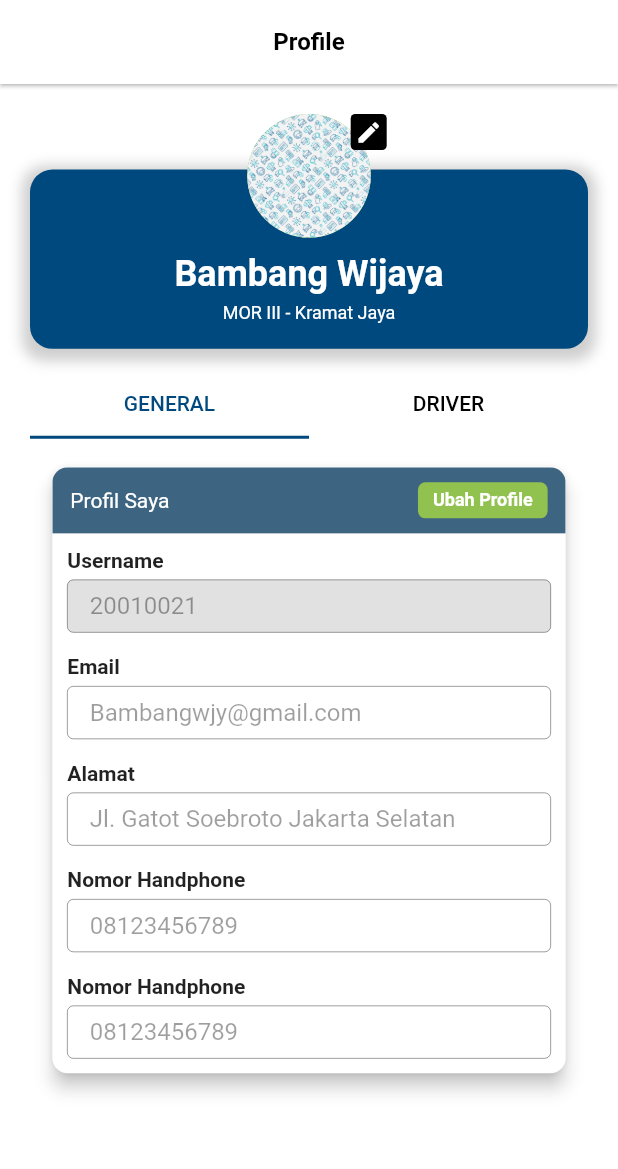
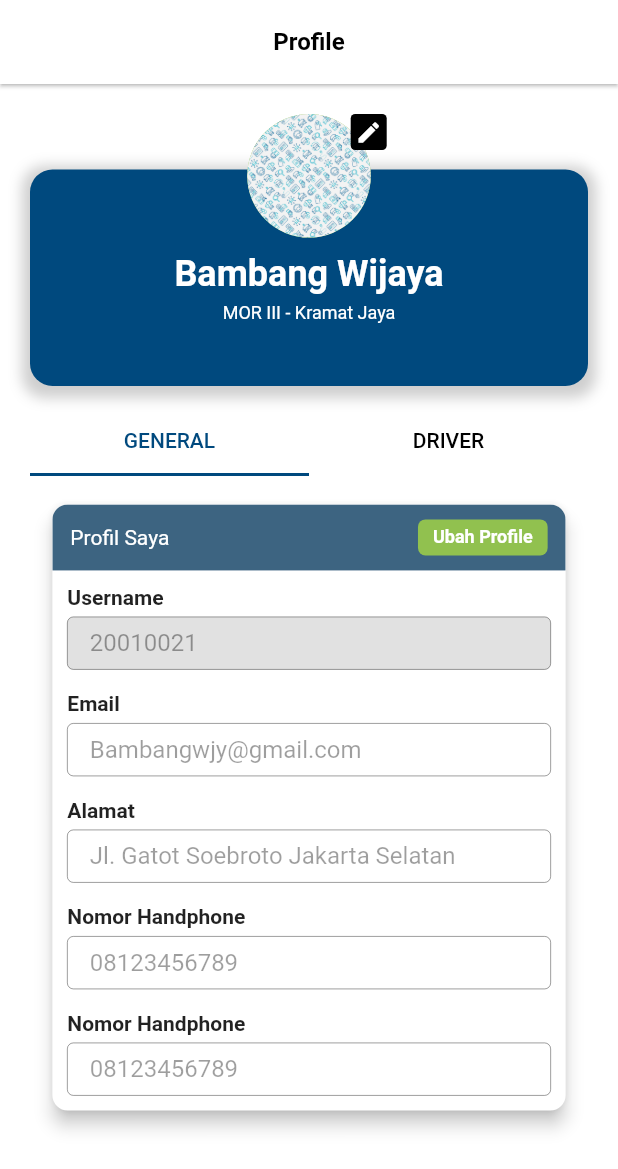
Before and after one commit to uzixCode/par-mobile, a Flutter app: the ProfileSUOPage screen opened directly, on a phone screen of 412 x 824 dp. Shown: the top 1169 px of the screen. Run offline on Flutter 3.47's test engine with Material 2 defaults, Android fonts, the phone set to English and light mode, and no system bars; our stand-ins replace dio, flutter_rating_bar, fluttertoast, get, percent_indicator.

Commit message:
added widget profile avatar name section

```diff
--- a/lib/views/suo/profile/components/body.dart
+++ b/lib/views/suo/profile/components/body.dart
@@ -1,7 +1,7 @@
 import 'package:flutter/material.dart';
 import 'package:get/get.dart';
 import 'package:par_mobile/constants/all_color.dart';
-import 'package:par_mobile/views/suo/profile/components/avatar_name_section.dart';
+import 'package:par_mobile/widgets/profile_avatar_name_section.dart';
 import 'package:par_mobile/views/suo/profile/components/general_profile_section.dart';
 
 class Body extends StatefulWidget {
@@ -34,7 +34,12 @@ class _BodyState extends State<Body> with SingleTickerProviderStateMixin {
         padding: const EdgeInsets.all(20),
         child: Column(
           children: [
-            AvatarNameSection(),
+            ProfileAvatarNameSection(
+              imageUrl: "assets/images/background.png",
+              fullname: 'Bambang Wijaya',
+              position: 'MOR III - Kramat Jaya',
+              onTapEditProfile: () {},
+            ),
             const SizedBox(
               height: 15,
             ),
--- a/lib/views/suo/profile/components/avatar_name_section.dart
+++ b/lib/widgets/profile_avatar_name_section.dart
@@ -2,14 +2,24 @@ import 'package:flutter/material.dart';
 import 'package:get/get.dart';
 import 'package:par_mobile/constants/all_color.dart';
 
-class AvatarNameSection extends StatelessWidget {
-  const AvatarNameSection({Key? key}) : super(key: key);
+class ProfileAvatarNameSection extends StatelessWidget {
+  final String imageUrl;
+  final String fullname;
+  final String position;
+  final Function() onTapEditProfile;
+  const ProfileAvatarNameSection(
+      {Key? key,
+      required this.imageUrl,
+      required this.fullname,
+      required this.position,
+      required this.onTapEditProfile})
+      : super(key: key);
 
   @override
   Widget build(BuildContext context) {
-    return Container(
+    return SizedBox(
       width: double.infinity,
-      height: Get.height * 0.19,
+      height: Get.height * 0.22,
       child: Stack(
         alignment: Alignment.topCenter,
         children: [
@@ -46,8 +56,8 @@ class AvatarNameSection extends StatelessWidget {
                       width: Get.width * 0.20,
                       height: Get.width * 0.20,
                       decoration: BoxDecoration(
-                          image: const DecorationImage(
-                              fit: BoxFit.cover, image: AssetImage("assets/images/background.png")),
+                          image: DecorationImage(
+                              fit: BoxFit.cover, image: AssetImage(imageUrl)),
                           color: allColor.green,
                           shape: BoxShape.circle),
                     ),
@@ -55,11 +65,13 @@ class AvatarNameSection extends StatelessWidget {
                       top: 0,
                       right: 10,
                       child: Container(
-                          padding: EdgeInsets.all(3),
-                          decoration: BoxDecoration(color: Colors.black, borderRadius: BorderRadius.circular(3)),
+                          padding: const EdgeInsets.all(3),
+                          decoration: BoxDecoration(
+                              color: Colors.black,
+                              borderRadius: BorderRadius.circular(3)),
                           child: InkWell(
-                            onTap: () {},
-                            child: Icon(
+                            onTap: onTapEditProfile,
+                            child: const Icon(
                               Icons.edit,
                               color: Colors.white,
                               size: 18,
@@ -69,23 +81,23 @@ class AvatarNameSection extends StatelessWidget {
                   ],
                 ),
               ),
-              SizedBox(
+              const SizedBox(
                 height: 10,
               ),
               Text(
-                "Bambang Wijaya",
-                style: TextStyle(
+                fullname,
+                style: const TextStyle(
                   fontSize: 24,
                   fontWeight: FontWeight.bold,
                   color: Colors.white,
                 ),
               ),
-              SizedBox(
+              const SizedBox(
                 height: 5,
               ),
               Text(
-                "MOR III - Kramat Jaya",
-                style: TextStyle(
+                position,
+                style: const TextStyle(
                   fontSize: 12,
                   color: Colors.white,
                 ),
```
